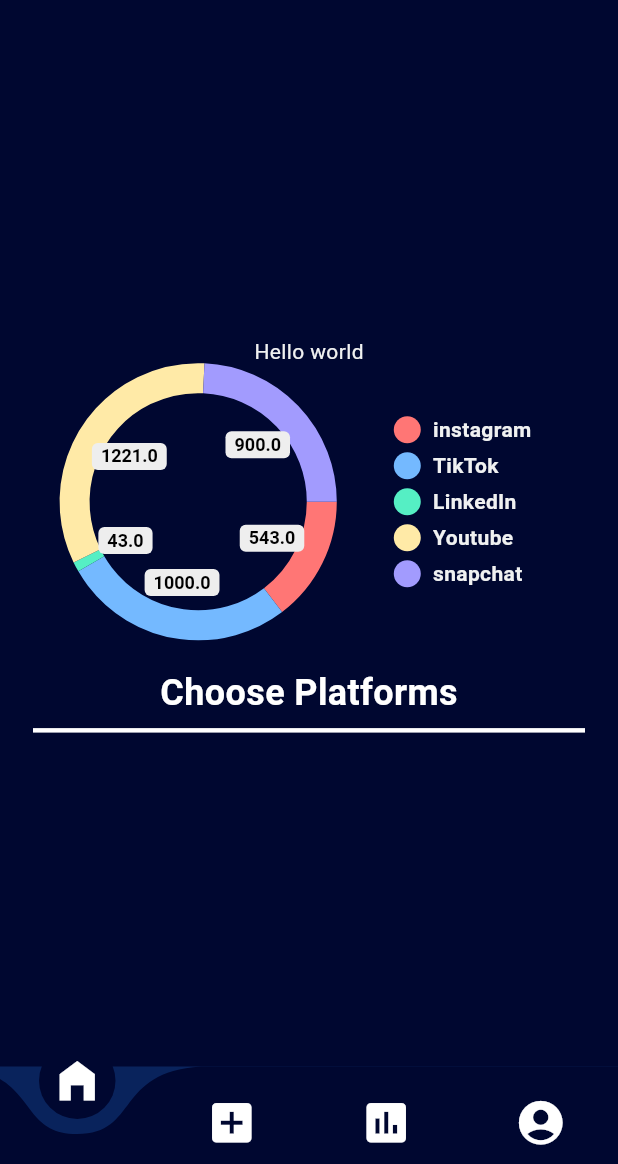
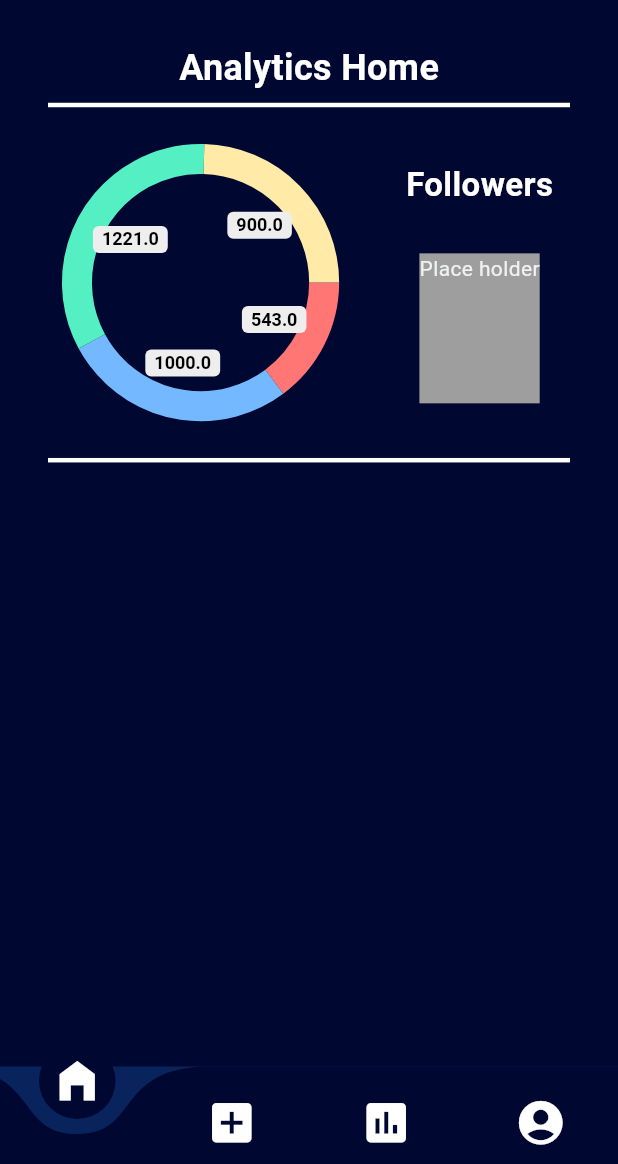
Before and after one commit to WillingDev0812/Blend, a Flutter app: the screen it shows once a user with an empty profile is signed in, swiped to page 3, on a phone screen of 412 x 824 dp, the part 72-1236 px from its top. Run offline on Flutter 3.47's test engine with Material 3 defaults, Android fonts, the phone set to English and light mode, and no system bars; drawn by our look-alikes of curved_navigation_bar, pie_chart; our stand-ins replace cloud_firestore, firebase_auth, firebase_core, flex_color_scheme, google_sign_in, image_picker and 1 more; missing offline and left inert: dart:ffi, flutter_facebook_auth; accounts and stored records are empty; network calls fail; project files that could hold a hidden picture were left out.

Commit message:
fixed look of pie chart, and moved it to the top of page

```diff
--- a/blend/lib/pages/navPages/analytics/analytics.dart
+++ b/blend/lib/pages/navPages/analytics/analytics.dart
@@ -1,3 +1,5 @@
+import 'dart:ffi';
+
 import 'package:flutter/material.dart';
 import 'package:provider/provider.dart';
 import 'package:blend/global_provider.dart';
@@ -13,35 +15,26 @@ class _AnalyticsPageState extends State<AnalyticsPage> {
   final dataMap = <String, double>{
     "instagram": 543,
     "TikTok": 1000,
-    "LinkedIn": 43,
     "Youtube": 1221,
-    "snapchat": 900,
+    "other": 900,
   };
   @override
   Widget build(BuildContext context) {
     return Scaffold(
       appBar: MainAppBar().build(context),
       body: SafeArea(
-        child: Center(
         child: SingleChildScrollView(
-            child: Padding(
-              padding: EdgeInsets.symmetric(horizontal: 10.0),
+          child: Container(
+            padding: EdgeInsets.only(
+                left: 20.0, right: 20.0, top: 20.0, bottom: 20.0),
             child: Center(
               child: Column(
+                mainAxisAlignment: MainAxisAlignment.spaceAround,
                 children: [
-                    Text("Hello world"),
-                    PieChart(
-                      dataMap: dataMap,
-                      chartType: ChartType.ring,
-                      chartRadius: MediaQuery.of(context).size.width / 2.5,
-                    ),
-                    SizedBox(
-                      height: 20,
-                    ),
                   Title(
                     color: Color(0xFFFFFFFF),
                     child: Text(
-                        "Choose Platforms",
+                      "Analytics Home",
                       style: TextStyle(
                         fontSize: 24.0,
                         fontWeight: FontWeight.bold,
@@ -55,8 +48,56 @@ class _AnalyticsPageState extends State<AnalyticsPage> {
                     indent: 12.0,
                     endIndent: 12.0,
                   ),
+                  SizedBox(height: 20.0),
+                  Row(
+                    mainAxisAlignment: MainAxisAlignment.spaceAround,
+                    children: [
+                      PieChart(
+                        ringStrokeWidth: 20,
+                        dataMap: dataMap,
+                        chartLegendSpacing: 20,
+                        chartType: ChartType.ring,
+                        chartRadius: MediaQuery.of(context).size.width / 2.5,
+                        legendOptions: LegendOptions(
+                            showLegends: false,
+                            showLegendsInRow: true,
+                            legendPosition: LegendPosition.bottom),
+                      ),
+                      Column(
+                        mainAxisAlignment: MainAxisAlignment.spaceBetween,
+                        children: [
+                          Title(
+                            color: Color(0xFFFFFFFF),
+                            child: Text(
+                              "Followers",
+                              style: TextStyle(
+                                fontSize: 22.0,
+                                fontWeight: FontWeight.bold,
+                                color: Color.fromARGB(255, 255, 255, 255),
+                              ),
+                            ),
+                          ),
+
+                          SizedBox(height: 30,),
+                          Container(
+                            height: 100.0,
+                            color: Colors.grey,
+                            child: Text("Place holder"),
+                          )
+                        ],
+                      )
                     ],
                   ),
+                  SizedBox(
+                    height: 20,
+                  ),
+                  Divider(
+                    color: Color.fromARGB(255, 255, 255, 255),
+                    thickness: 3.0,
+                    indent: 12.0,
+                    endIndent: 12.0,
+                  ),
+                ],
               ),
             ),
           ),
```
Lines whose indentation alone changed are shown as unchanged.
